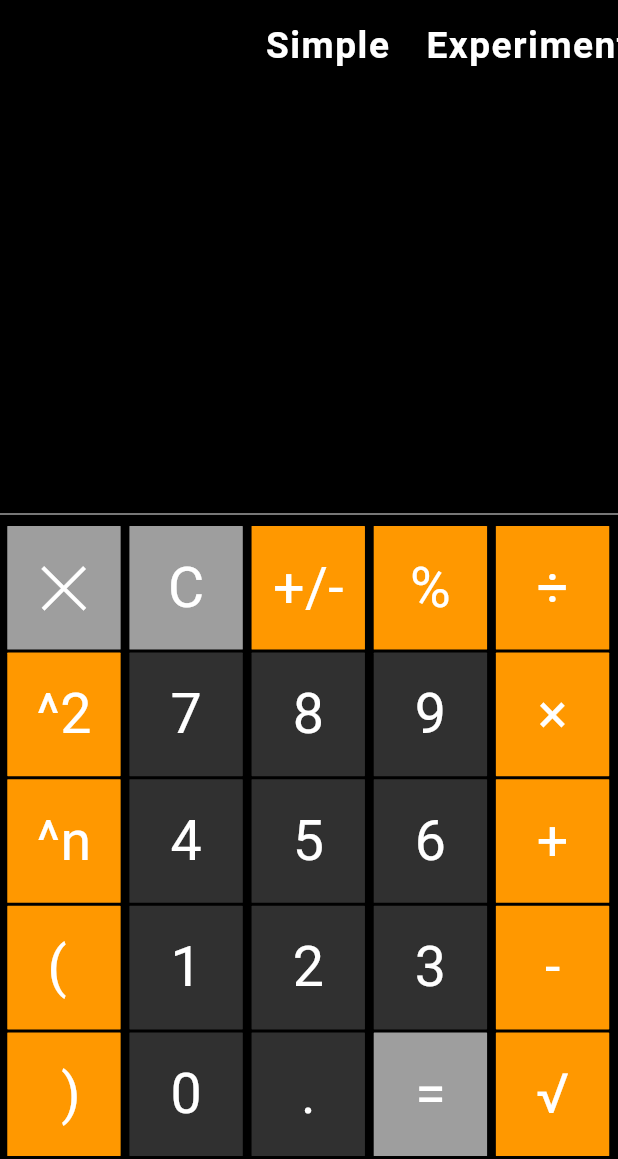
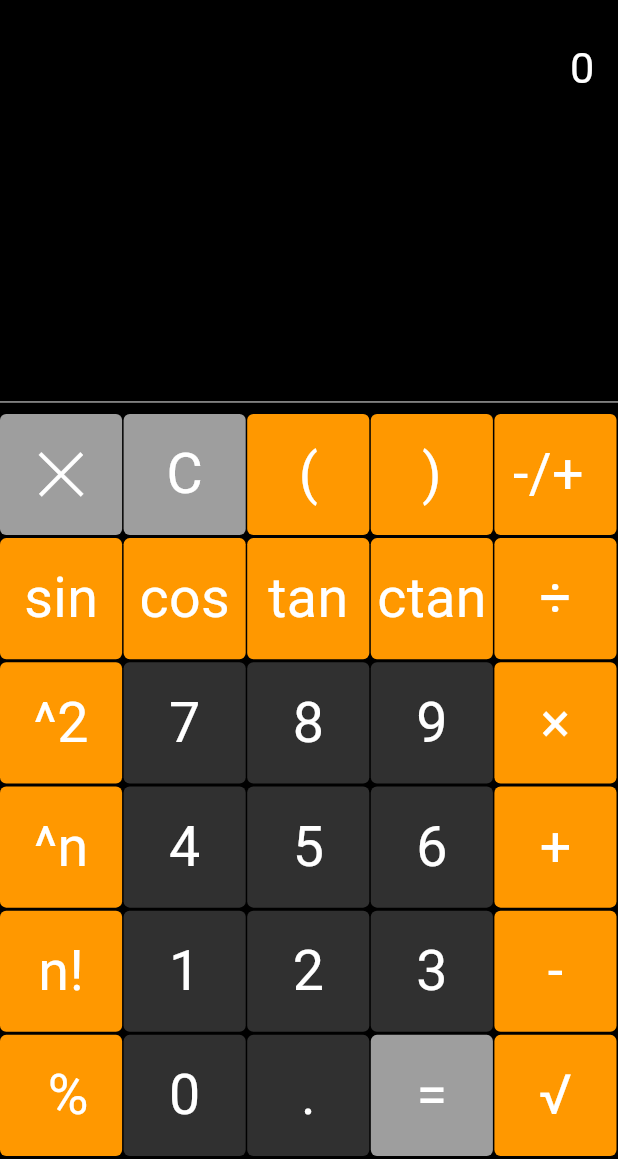
Before and after one commit to alisheraxmedov/calculator, a Flutter app: the screen it shows after launch, on a phone screen of 412 x 824 dp, the part 77-1236 px from its top. Run offline on Flutter 3.47's test engine with Material 3 defaults, Android fonts, the phone set to English and light mode, and no system bars; our stand-ins replace math_expressions.

Commit message:
Change other UI Part-3

```diff
--- a/lib/consts/pages.dart
+++ b/lib/consts/pages.dart
@@ -1,10 +1,8 @@
 import 'package:calculator/screens/one.dart';
-import 'package:calculator/screens/two.dart';
 import 'package:flutter/material.dart';
 
 class PagesClass {
   static List<Widget> pages = const[
     FirstScreen(),
-    SecondScreen(),
   ];
 }
--- a/lib/screens/calculator.dart
+++ b/lib/screens/calculator.dart
@@ -1,8 +1,6 @@
 import 'package:calculator/consts/colors.dart';
-import 'package:calculator/consts/pages.dart';
-import 'package:calculator/provider/provider.dart';
+import 'package:calculator/screens/one.dart';
 import 'package:flutter/material.dart';
-import 'package:provider/provider.dart';
 
 class CalculatorScreen extends StatefulWidget {
   const CalculatorScreen({super.key});
@@ -28,58 +26,14 @@ class CalculatorScreenState extends State<CalculatorScreen> {
             letterSpacing: 1.0,
           ),
         ),
-          bottom: PreferredSize(
-            preferredSize: Size(
-              width,
-              width * 0.12,
-            ),
-            child: Container(
-              color: ColorClass.black,
-              height: width * 0.12,
-              child: ListView(
-                scrollDirection: Axis.horizontal,
-                children: [
-                  SizedBox(width: width * 0.4),
-                  TextButton(
-                    onPressed: () {
-                      print("Simple");
-                      context.read<ProviderClass>().changeIndex(0);
-                    },
-                    child: Text(
-                      "Simple",
-                      style: TextStyle(
-                        color: ColorClass.white,
-                        fontSize: width * 0.06,
-                        fontWeight: FontWeight.bold,
-                        letterSpacing: 1.0,
-                      ),
-                    ),
-                  ),
-                  TextButton(
-                    onPressed: () {
-                      print("Experimentally");
-                      context.read<ProviderClass>().changeIndex(1);
-                    },
-                    child: Text(
-                      "Experimentally",
-                      style: TextStyle(
-                        color: ColorClass.white,
-                        fontSize: width * 0.06,
-                        fontWeight: FontWeight.bold,
-                        letterSpacing: 1.0,
-                      ),
-                    ),
-                  ),
-                ],
-              ),
-            ),
-          ),
       ),
       backgroundColor: ColorClass.black,
-        body: Consumer<ProviderClass>(
-          builder: (context, value, child) {
-            return PagesClass.pages[value.currentIndex];
-          },
-        ));
+      body: const FirstScreen(),
+      // body: Consumer<ProviderClass>(
+      //   builder: (context, value, child) {
+      //     return PagesClass.pages[value.currentIndex];
+      //   },
+      // ),
+    );
   }
 }
--- a/lib/screens/one.dart
+++ b/lib/screens/one.dart
@@ -17,34 +17,6 @@ class FirstScreen extends StatelessWidget {
         Expanded(
           child: Column(
             children: [
-              Container(
-                alignment: Alignment.bottomRight,
-                padding: EdgeInsets.symmetric(
-                  horizontal: width * 0.038,
-                  vertical: width * 0.05,
-                ),
-                child: Text(
-                  context.watch<ProviderClass>().output1,
-                  style: TextStyle(
-                    color: ColorClass.white,
-                    fontSize: width * 0.07,
-                  ),
-                ),
-              ),
-              Container(
-                alignment: Alignment.bottomRight,
-                padding: EdgeInsets.symmetric(
-                  horizontal: width * 0.038,
-                  vertical: width * 0.05,
-                ),
-                child: Text(
-                  context.watch<ProviderClass>().action,
-                  style: TextStyle(
-                    color: ColorClass.white,
-                    fontSize: width * 0.07,
-                  ),
-                ),
-              ),
               Container(
                 alignment: Alignment.bottomRight,
                 padding: EdgeInsets.symmetric(
@@ -88,30 +60,73 @@ class FirstScreen extends StatelessWidget {
                   },
                 ),
                 ButtonWidget(
-                  text: '+/-',
+                  text: '(',
+                  color: ColorClass.orange,
+                  onPressed: () {
+                    context.read<ProviderClass>().buttonPressed("(");
+                  },
+                ),
+                ButtonWidget(
+                  text: ')',
+                  color: ColorClass.orange,
+                  onPressed: () {
+                    context.read<ProviderClass>().buttonPressed(")");
+                  },
+                ),
+                ButtonWidget(
+                  text: '-/+ ',
                   color: ColorClass.orange,
                   onPressed: () {
                     context.read<ProviderClass>().buttonPressed("-");
                   },
                 ),
+              ],
+            ),
+//=========================================================================
+//=============================== << 2 >> =================================
+//=========================================================================
+            Row(
+              mainAxisAlignment: MainAxisAlignment.spaceEvenly,
+              children: [
                 ButtonWidget(
-                  text: '%',
+                  text: 'sin',
                   color: ColorClass.orange,
                   onPressed: () {
-                    context.read<ProviderClass>().buttonPressed("%");
+                    context.read<ProviderClass>().buttonPressed("sin");
+                  },
+                ),
+                ButtonWidget(
+                  text: 'cos',
+                  color: ColorClass.orange,
+                  onPressed: () {
+                    context.read<ProviderClass>().buttonPressed("cos");
+                  },
+                ),
+                ButtonWidget(
+                  text: 'tan',
+                  color: ColorClass.orange,
+                  onPressed: () {
+                    context.read<ProviderClass>().buttonPressed("tan");
+                  },
+                ),
+                ButtonWidget(
+                  text: 'ctan',
+                  color: ColorClass.orange,
+                  onPressed: () {
+                    context.read<ProviderClass>().buttonPressed("ctan");
                   },
                 ),
                 ButtonWidget(
                   text: '÷',
                   color: ColorClass.orange,
                   onPressed: () {
-                    context.read<ProviderClass>().buttonPressed("÷");
+                    context.read<ProviderClass>().buttonPressed("/");
                   },
                 ),
               ],
             ),
 //=========================================================================
-//=============================== << 2 >> =================================
+//=============================== << 3 >> =================================
 //=========================================================================
             Row(
               mainAxisAlignment: MainAxisAlignment.spaceEvenly,
@@ -154,7 +169,7 @@ class FirstScreen extends StatelessWidget {
               ],
             ),
 //=========================================================================
-//=============================== << 3 >> =================================
+//=============================== << 4 >> =================================
 //=========================================================================
             Row(
               mainAxisAlignment: MainAxisAlignment.spaceEvenly,
@@ -197,16 +212,16 @@ class FirstScreen extends StatelessWidget {
               ],
             ),
 //=========================================================================
-//=============================== << 4 >> =================================
+//=============================== << 5 >> =================================
 //=========================================================================
             Row(
               mainAxisAlignment: MainAxisAlignment.spaceEvenly,
               children: [
                 ButtonWidget(
-                  text: '( ',
+                  text: 'n!',
                   color: ColorClass.orange,
                   onPressed: () {
-                    context.read<ProviderClass>().buttonPressed("(");
+                    context.read<ProviderClass>().buttonPressed("!");
                   },
                 ),
                 ButtonWidget(
@@ -240,16 +255,16 @@ class FirstScreen extends StatelessWidget {
               ],
             ),
 //=========================================================================
-//=============================== << 5 >> =================================
+//=============================== << 6 >> =================================
 //=========================================================================
             Row(
               mainAxisAlignment: MainAxisAlignment.spaceEvenly,
               children: [
                 ButtonWidget(
-                  text: ' )',
+                  text: ' %',
                   color: ColorClass.orange,
                   onPressed: () {
-                    context.read<ProviderClass>().buttonPressed(")");
+                    context.read<ProviderClass>().buttonPressed("%");
                   },
                 ),
                 ButtonWidget(
--- a/lib/widgets/button.dart
+++ b/lib/widgets/button.dart
@@ -15,17 +15,18 @@ class ButtonWidget extends StatelessWidget {
   @override
   Widget build(BuildContext context) {
     final double width = MediaQuery.sizeOf(context).width;
-    return GestureDetector(
+    return Expanded(
+      child: GestureDetector(
         onTap: onPressed,
         child: Container(
           margin: const EdgeInsets.only(right: 1.0, bottom: 2.0),
-        width: width / 5.45,
-        height: width / 5,
+          // width: width / 5.1,
+          height: width / 5.1,
           alignment: Alignment.center,
           decoration: BoxDecoration(
             color: color,
             borderRadius: BorderRadius.circular(
-            width * 0.001,
+              width * 0.01,
             ),
           ),
           child: Text(
@@ -36,23 +37,7 @@ class ButtonWidget extends StatelessWidget {
             ),
           ),
         ),
+      ),
     );
-    // return ElevatedButton(
-    //   onPressed: onPressed,
-    //   style: ElevatedButton.styleFrom(
-    //     padding: EdgeInsets.all(
-    //       width * 0.06,
-    //     ),
-    //     backgroundColor: color,
-    //     shape: const CircleBorder(),
-    //   ),
-    //   child: Text(
-    //     text,
-    //     style: TextStyle(
-    //       fontSize: width * 0.07,
-    //       color: ColorClass.white,
-    //     ),
-    //   ),
-    // );
   }
 }
```
Also changed, not shown: lib/provider/provider.dart (+90 -73 lines), lib/screens/two.dart (deleted, +0 -173 lines). Lines whose indentation alone changed are shown as unchanged.
